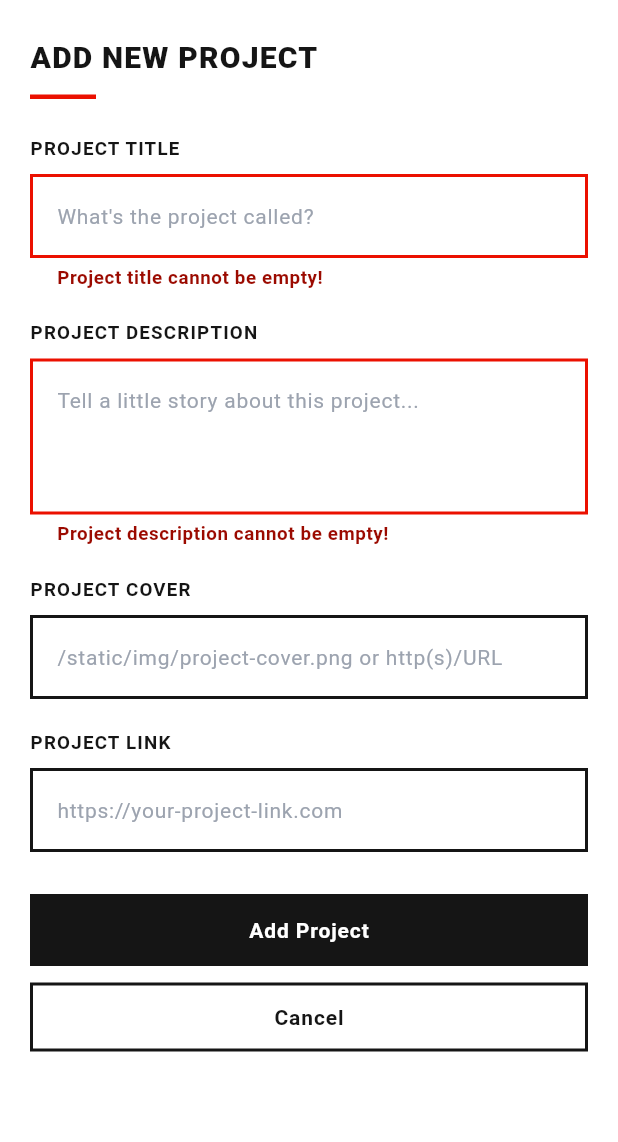
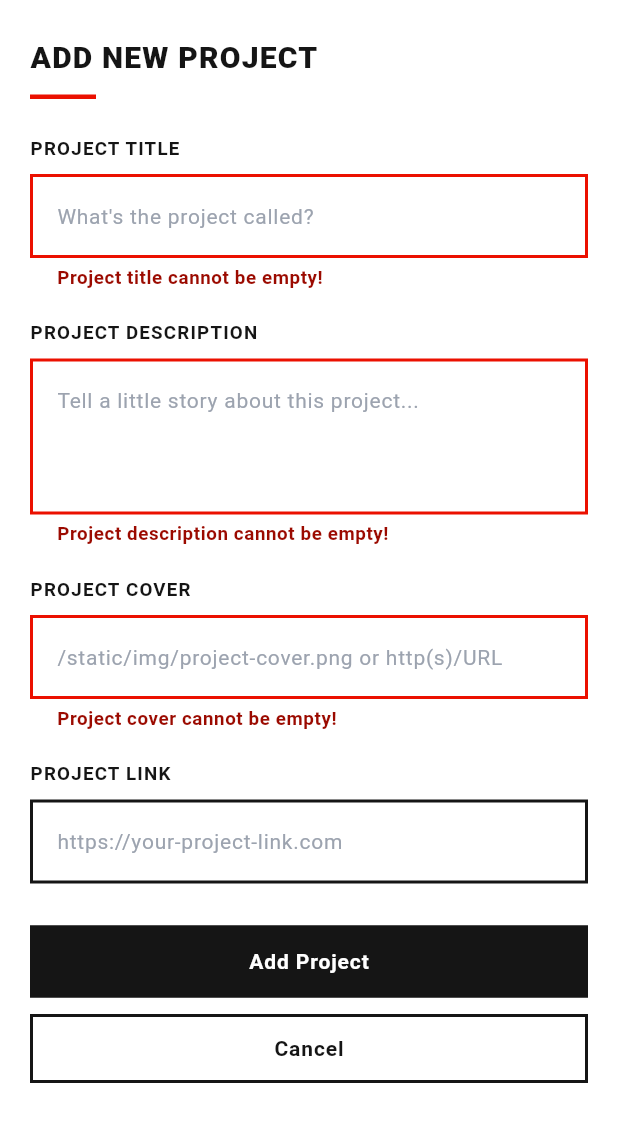
Before and after one commit to rh-elise/myportofolio_mobile, a Flutter app: the ProjectFormPage screen opened directly, after a tap on "Add Project", on a phone screen of 412 x 824 dp, the part 84-1226 px from its top. Run offline on Flutter 3.47's test engine with Material 3 defaults, Android fonts, the phone set to English and light mode, and no system bars; generated files the repository leaves out were written again.

Commit message:
feat: Menghubungkan form proyek dan kartu aksi dengan API bertoken

```diff
--- a/lib/screens/project_form.dart
+++ b/lib/screens/project_form.dart
@@ -1,11 +1,12 @@
 import 'package:flutter/material.dart';
+import 'package:myportofolio_mobile/models/project.dart';
+import 'package:myportofolio_mobile/services/api_client.dart';
+import 'package:myportofolio_mobile/services/auth_state.dart';
+import 'package:myportofolio_mobile/widgets/auth_guard.dart';
 import 'package:myportofolio_mobile/widgets/form_widgets.dart';
 import 'package:myportofolio_mobile/widgets/left_drawer.dart';
+import 'package:provider/provider.dart';
 
-/// Halaman formulir penambahan proyek.
-///
-/// Field, label, placeholder, dan validasi mengikuti `ProjectForm` pada
-/// website Django, tetapi tampilannya dibuat lebih minimalis.
 class ProjectFormPage extends StatefulWidget {
   const ProjectFormPage({super.key});
 
@@ -14,17 +15,15 @@ class ProjectFormPage extends StatefulWidget {
 }
 
 class _ProjectFormPageState extends State<ProjectFormPage> {
-  // Dipakai untuk memvalidasi seluruh field sekaligus saat Add Project ditekan.
   final _formKey = GlobalKey<FormState>();
 
   String _title = "";
   String _description = "";
   String _cover = "";
   String _link = "";
+  bool _isSubmitting = false;
 
   void _resetForm() {
-    // reset() mengembalikan tampilan field; state ikut dikosongkan agar dialog
-    // berikutnya tidak memakai data lama.
     _formKey.currentState!.reset();
     setState(() {
       _title = "";
@@ -34,16 +33,37 @@ class _ProjectFormPageState extends State<ProjectFormPage> {
     });
   }
 
-  /// Menampilkan ringkasan isian hanya jika seluruh validasi lolos.
-  void _submit() {
+  Future<void> _submit() async {
     FocusScope.of(context).unfocus();
     if (!_formKey.currentState!.validate()) return;
 
-    // Nilai dirapikan seperti clean_title/clean_description di web.
-    final title = _title.trim();
-    final description = _description.trim();
-    final cover = _cover.trim();
-    final link = _link.trim();
+    final auth = context.read<AuthState>();
+    final api = context.read<ApiClient>();
+    final messenger = ScaffoldMessenger.of(context);
+
+    if (!await ensureLoggedIn(context)) return;
+    if (!mounted) return;
+
+    final token = auth.token;
+    if (token == null) {
+      messenger.showSnackBar(
+        const SnackBar(content: Text('Silakan login terlebih dahulu.')),
+      );
+      return;
+    }
+
+    setState(() => _isSubmitting = true);
+
+    final project = Project(
+      title: _title.trim(),
+      description: _description.trim(),
+      image: _cover.trim(),
+      link: _link.trim(),
+    );
+
+    try {
+      await api.createProject(project, token: token);
+      if (!mounted) return;
 
       showDialog(
         context: context,
@@ -54,10 +74,10 @@ class _ProjectFormPageState extends State<ProjectFormPage> {
               child: Column(
                 crossAxisAlignment: CrossAxisAlignment.start,
                 children: [
-                Text('Title: $title'),
-                Text('Description: $description'),
-                Text('Cover: ${cover.isEmpty ? "-" : cover}'),
-                Text('Link: ${link.isEmpty ? "-" : link}'),
+                  Text('Title: ${project.title}'),
+                  Text('Description: ${project.description}'),
+                  Text('Cover: ${project.image.isEmpty ? "-" : project.image}'),
+                  Text('Link: ${project.link.isEmpty ? "-" : project.link}'),
                 ],
               ),
             ),
@@ -73,6 +93,51 @@ class _ProjectFormPageState extends State<ProjectFormPage> {
           );
         },
       );
+    } on ApiException catch (error) {
+      if (!mounted) return;
+
+      // 403 = token tidak valid/dicabut (backend ini tidak memakai 401).
+      if (error.statusCode == 401 || error.statusCode == 403) {
+        await auth.logout();
+        if (!mounted) return;
+        final relogin = await ensureLoggedIn(context);
+        if (!mounted) return;
+        messenger
+          ..hideCurrentSnackBar()
+          ..showSnackBar(
+            SnackBar(
+              content: Text(
+                relogin
+                    ? 'Sesi berakhir. Tekan Add Project sekali lagi.'
+                    : 'Sesi berakhir. Silakan login.',
+              ),
+            ),
+          );
+        return;
+      }
+
+      messenger
+        ..hideCurrentSnackBar()
+        ..showSnackBar(SnackBar(content: Text(_errorMessage(error))));
+    } on Exception {
+      if (!mounted) return;
+      messenger
+        ..hideCurrentSnackBar()
+        ..showSnackBar(
+          const SnackBar(
+            content: Text('Tidak dapat menghubungi server. Cek koneksi.'),
+          ),
+        );
+    } finally {
+      if (mounted) setState(() => _isSubmitting = false);
+    }
+  }
+
+  String _errorMessage(ApiException error) {
+    if (error.statusCode == 400) {
+      return 'Data ditolak server (400). Cover wajib /static/... atau http(s).';
+    }
+    return 'Gagal menyimpan proyek (HTTP ${error.statusCode}).';
   }
 
   @override
@@ -83,8 +148,6 @@ class _ProjectFormPageState extends State<ProjectFormPage> {
       body: Form(
         key: _formKey,
         autovalidateMode: AutovalidateMode.onUserInteraction,
-        // Isi formulir dapat digulir agar semua field dan tombol tetap
-        // terjangkau di layar sempit atau saat keyboard muncul.
         child: SafeArea(
           top: false,
           child: SingleChildScrollView(
@@ -96,7 +159,6 @@ class _ProjectFormPageState extends State<ProjectFormPage> {
                 children: [
                   const FormSectionTitle('ADD NEW PROJECT'),
                   const SizedBox(height: 24.0),
-
                   const FieldLabel('PROJECT TITLE'),
                   TextFormField(
                     textInputAction: TextInputAction.next,
@@ -107,7 +169,6 @@ class _ProjectFormPageState extends State<ProjectFormPage> {
                     ),
                     onChanged: (String? value) =>
                         setState(() => _title = value ?? ''),
-                    // Validasi mengikuti ProjectForm di Django.
                     validator: (String? value) {
                       final text = value?.trim() ?? "";
                       if (text.isEmpty) {
@@ -120,7 +181,6 @@ class _ProjectFormPageState extends State<ProjectFormPage> {
                     },
                   ),
                   const SizedBox(height: 20.0),
-
                   const FieldLabel('PROJECT DESCRIPTION'),
                   TextFormField(
                     minLines: 3,
@@ -139,7 +199,6 @@ class _ProjectFormPageState extends State<ProjectFormPage> {
                     },
                   ),
                   const SizedBox(height: 20.0),
-
                   const FieldLabel('PROJECT COVER'),
                   TextFormField(
                     textInputAction: TextInputAction.next,
@@ -149,11 +208,12 @@ class _ProjectFormPageState extends State<ProjectFormPage> {
                     ),
                     onChanged: (String? value) =>
                         setState(() => _cover = value ?? ''),
-                    // Opsional, tetapi jika diisi harus path /static/ atau URL
-                    // http(s), sama seperti clean_image di Django.
+                    // Backend mewajibkan image terisi, jadi cover wajib di sini.
                     validator: (String? value) {
                       final text = value?.trim() ?? "";
-                      if (text.isEmpty) return null;
+                      if (text.isEmpty) {
+                        return "Project cover cannot be empty!";
+                      }
                       if (!text.startsWith("/static/") &&
                           !text.startsWith("http")) {
                         return "Cover must be a /static/... path or http(s) URL.";
@@ -162,7 +222,6 @@ class _ProjectFormPageState extends State<ProjectFormPage> {
                     },
                   ),
                   const SizedBox(height: 20.0),
-
                   const FieldLabel('PROJECT LINK'),
                   TextFormField(
                     textInputAction: TextInputAction.done,
@@ -187,12 +246,11 @@ class _ProjectFormPageState extends State<ProjectFormPage> {
                     },
                   ),
                   const SizedBox(height: 28.0),
-
-                  // Data belum dikirim ke database; untuk sementara isian hanya
-                  // ditampilkan lewat dialog ringkasan.
                   FormActions(
-                    submitLabel: 'Add Project',
-                    onSubmit: _submit,
+                    submitLabel: _isSubmitting ? 'Saving...' : 'Add Project',
+                    onSubmit: () {
+                      if (!_isSubmitting) _submit();
+                    },
                     onCancel: () => Navigator.of(context).maybePop(),
                   ),
                 ],
--- a/lib/widgets/left_drawer.dart
+++ b/lib/widgets/left_drawer.dart
@@ -1,26 +1,36 @@
 import 'package:flutter/material.dart';
 import 'package:myportofolio_mobile/screens/experience_form.dart';
+import 'package:myportofolio_mobile/screens/login_screen.dart';
 import 'package:myportofolio_mobile/screens/project_form.dart';
+import 'package:myportofolio_mobile/services/auth_state.dart';
 import 'package:myportofolio_mobile/theme/app_theme.dart';
+import 'package:myportofolio_mobile/widgets/auth_guard.dart';
+import 'package:provider/provider.dart';
 
 /// Drawer bersama untuk halaman utama dan formulir.
 class LeftDrawer extends StatelessWidget {
   const LeftDrawer({super.key});
 
-  /// Buka halaman dengan tutup drawer terlebih dahulu.
   void _openPage(BuildContext context, Widget page) {
     final navigator = Navigator.of(context);
     navigator.pop();
     navigator.push(MaterialPageRoute(builder: (_) => page));
   }
 
+  Future<void> _openProtectedPage(BuildContext context, Widget page) async {
+    final loggedIn = await ensureLoggedIn(context);
+    if (!loggedIn || !context.mounted) return;
+    _openPage(context, page);
+  }
+
   @override
   Widget build(BuildContext context) {
+    final isLoggedIn = context.watch<AuthState>().isLoggedIn;
+
     return Drawer(
       child: ListView(
         padding: EdgeInsets.zero,
         children: [
-          // Header tinta dengan nama aplikasi.
           Container(
             color: AppColors.ink,
             padding: const EdgeInsets.fromLTRB(20.0, 28.0, 20.0, 22.0),
@@ -52,7 +62,6 @@ class LeftDrawer extends StatelessWidget {
           ListTile(
             leading: const Icon(Icons.home_outlined),
             title: const Text('Home'),
-            // Pop drawer, lalu kembali ke halaman pertama.
             onTap: () {
               final navigator = Navigator.of(context);
               navigator.pop();
@@ -62,13 +71,41 @@ class LeftDrawer extends StatelessWidget {
           ListTile(
             leading: const Icon(Icons.add_circle_outline),
             title: const Text('Add Project'),
-            onTap: () => _openPage(context, const ProjectFormPage()),
+            onTap: () => _openProtectedPage(context, const ProjectFormPage()),
           ),
           ListTile(
             leading: const Icon(Icons.work_outline),
             title: const Text('Add Experience'),
-            onTap: () => _openPage(context, const ExperienceFormPage()),
+            onTap: () =>
+                _openProtectedPage(context, const ExperienceFormPage()),
           ),
+          if (isLoggedIn)
+            ListTile(
+              leading: const Icon(Icons.logout),
+              title: const Text('Logout'),
+              onTap: () async {
+                final navigator = Navigator.of(context);
+                final messenger = ScaffoldMessenger.of(context);
+                final auth = context.read<AuthState>();
+                navigator.pop();
+                await auth.logout();
+                messenger.showSnackBar(
+                  const SnackBar(content: Text('You have logged out.')),
+                );
+              },
+            )
+          else
+            ListTile(
+              leading: const Icon(Icons.login),
+              title: const Text('Login'),
+              onTap: () {
+                final navigator = Navigator.of(context);
+                navigator.pop();
+                navigator.push(
+                  MaterialPageRoute(builder: (_) => const LoginScreen()),
+                );
+              },
+            ),
         ],
       ),
     );
```
Also changed, not shown: lib/widgets/project_card.dart (+27 -7 lines). Lines whose indentation alone changed are shown as unchanged.
